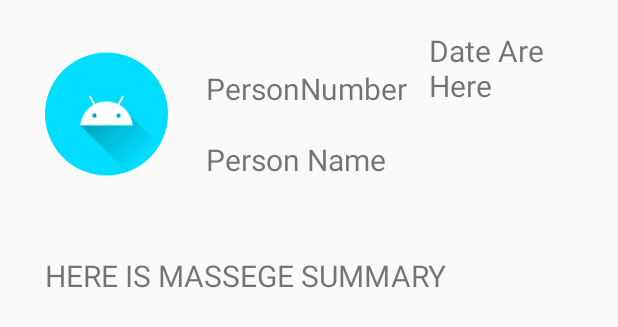
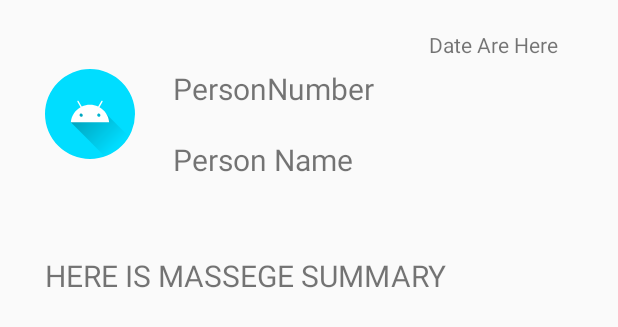
Before and after one commit to Bhanuyadav14/VoiceCammander, an Android app: the layout smslist.xml on its own in the app's theme, with its tools: preview values and no code run, on a phone screen of 412 x 824 dp. Shown: the top 327 px of the screen. Run offline under Robolectric (Android 15) with nearby library versions, the phone set to English and light mode, and no system bars.

Commit message:
initial comet

```diff
--- a/app/src/main/java/com/example/voicecammander/SMSAdapter.kt
+++ b/app/src/main/java/com/example/voicecammander/SMSAdapter.kt
@@ -21,7 +21,7 @@ class SMSAdapter(
     class SMSViewHolder(itemView: View) : RecyclerView.ViewHolder(itemView) {
 
         val imageview: ImageView = itemView.findViewById(R.id.Avataer)
-        val Pname: TextView = itemView.findViewById(R.id.pName)
+        val Pname: TextView = itemView.findViewById(R.id.PName)
         val Pnumber: TextView = itemView.findViewById(R.id.PNumber)
         val SMSmessage: TextView = itemView.findViewById(R.id.TextMAssege)
         val Date: TextView = itemView.findViewById(R.id.Date)
--- a/app/src/main/res/layout/smslist.xml
+++ b/app/src/main/res/layout/smslist.xml
@@ -7,7 +7,7 @@
 
     <ImageView
         android:id="@+id/Avataer"
-        android:layout_width="82dp"
+        android:layout_width="60dp"
         android:layout_height="85dp"
         android:layout_alignParentStart="true"
         android:layout_alignParentTop="true"
@@ -17,7 +17,7 @@
         android:contentDescription="@string/todo"
         app:srcCompat="@drawable/ic_launcher_foreground" />
     <TextView
-        android:id="@+id/PNumber"
+        android:id="@+id/PName"
         android:layout_width="139dp"
         android:layout_height="wrap_content"
         android:layout_toEndOf="@id/Avataer"
@@ -28,13 +28,13 @@
 
         />
     <TextView
-        android:id="@+id/pName"
+        android:id="@+id/PNumber"
         android:layout_width="wrap_content"
         android:layout_height="wrap_content"
         android:text="@string/person_name"
         android:textSize="20sp"
         android:layout_toEndOf="@id/Avataer"
-        android:layout_below="@id/PNumber"
+        android:layout_below="@id/PName"
         android:layout_marginTop="20dp"
         android:layout_marginStart="25dp"/>
 
@@ -49,15 +49,15 @@
 
     <TextView
         android:id="@+id/Date"
-        android:layout_width="115dp"
-        android:layout_height="wrap_content"
+        android:layout_width="125dp"
+        android:layout_height="92dp"
         android:layout_alignBottom="@+id/pName"
         android:layout_alignParentStart="true"
         android:layout_alignParentEnd="true"
         android:layout_marginStart="266dp"
-        android:layout_marginEnd="10dp"
-        android:layout_marginBottom="53dp"
+        android:layout_marginEnd="0dp"
+        android:layout_marginBottom="7dp"
         android:text="Date Are Here"
-        android:textSize="20sp" />
+        android:textSize="14dp" />
 
 </RelativeLayout>
--- a/build.gradle
+++ b/build.gradle
@@ -8,7 +8,7 @@ buildscript {
 
     }
     dependencies {
-        classpath 'com.android.tools.build:gradle:4.0.0'
+        classpath 'com.android.tools.build:gradle:4.0.1'
         classpath "org.jetbrains.kotlin:kotlin-gradle-plugin:$kotlin_version"
 
         // NOTE: Do not place your application dependencies here; they belong
```
Also changed, not shown: app/src/main/java/com/example/voicecammander/Inbox.kt (+56 -13 lines).
